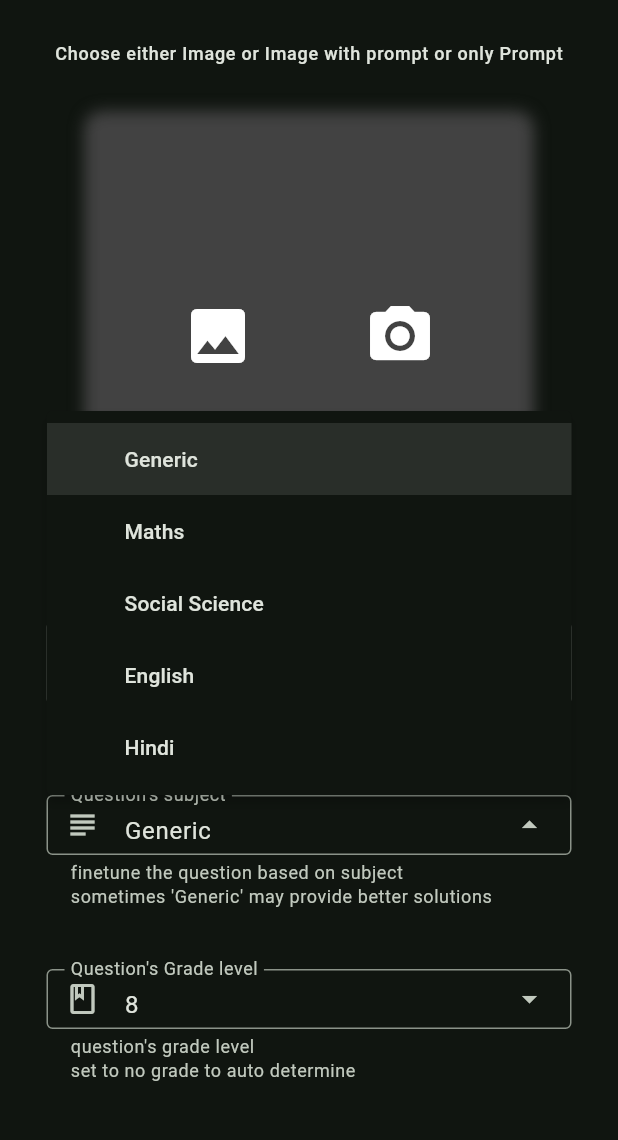
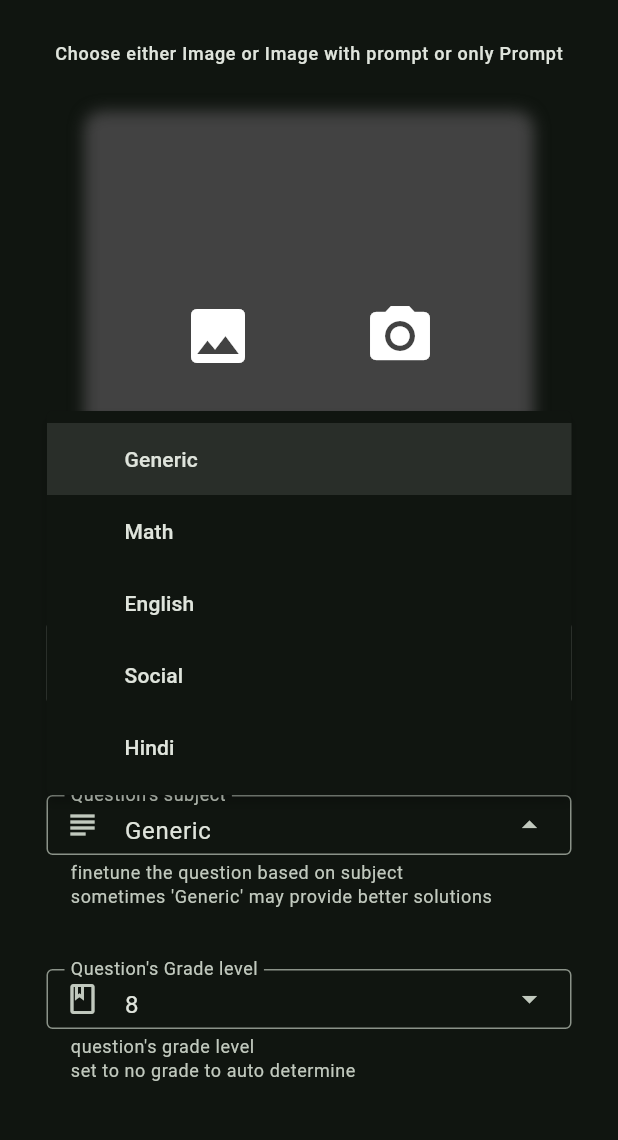
Before and after one commit to HarshNarayanJha/Insta-Solve, a Flutter app: the ScanPage screen opened by its route, after a tap on "Generic", on a phone screen of 412 x 824 dp, the part 90-1230 px from its top. Run offline on Flutter 3.47's test engine with Material 3 defaults, Android fonts, the phone set to English and light mode, and no system bars; our stand-ins replace animated_text_kit, flutter_markdown, google_fonts, google_generative_ai, image_cropper, image_picker; missing offline and left inert: flutter_markdown_latex, markdown.

Commit message:
prompt fixes and subject feature

```diff
--- a/lib/data/util_data.dart
+++ b/lib/data/util_data.dart
@@ -1,39 +1,73 @@
+enum Prompt { genericPhoto, generic, math, social, english, hindi }
+
 class UtilData {
-  static const List<String> grades = <String>['No Specific Grade', 'Pre 1', '1', '2', '3', '4', '5', '6', '7', '8', '9', '10', '11', '12', 'Post 12'];
+  static const List<String> grades = [
+    // first is always no grade
+    'No Specific Grade',
+    'Pre 1',
+    '1',
+    '2',
+    '3',
+    '4',
+    '5',
+    '6',
+    '7',
+    '8',
+    '9',
+    '10',
+    '11',
+    '12',
+    'Post 12'
+  ];
 
-  static const prompts = {
-    "simplephoto":   """Solve the question in the photo. You are not supposed to ask any other questions besides the provided image. You are only allowed to answer academic and study related questions. Refuse to answer all other types of questions and respond to them with "Ask only study related questions, and focus on your studies"
-                    Solve the problem and respond with the answer in markdown with KaTex support, so that I can render it. Respond with the answer only.""",
-
-    "simple":   """Solve the question that will be asked. You are not supposed to ask any other questions besides what is provided. You are only allowed to answer academic and study related questions. Refuse to answer all other types of questions and respond to them with "Ask only study related questions, and focus on your studies"
-                    Solve the problem and respond with the answer in markdown with KaTex support, so that I can render it. Respond with the answer only.""",
-
-    "math":     """You are an experienced teacher in solving maths questions from an photo, without any mistakes. You are not supposed to ask any other
-                 questions besides the provided image. You cannot give responses like "I can not solve this question/I am not
+  static const Map<Prompt, String> prompts = {
+    Prompt.genericPhoto:
+        """Solve the question in the photo. You are not supposed to ask any other questions besides the provided image. You are only allowed to answer academic and study related questions. Refuse to answer all other types of questions and respond to them with "Ask only study related questions, and focus on your studies kid"
+                    Solve the problem and always respond with the answer in markdown with KaTex support, so that I can render it. Respond only with the answer. Make use of emojis""",
+    Prompt.generic:
+        """Solve the question that will be asked. You are not supposed to ask any other questions besides what is provided. You are only allowed to answer academic and study related questions. Refuse to answer all other types of questions and respond to them with "Ask only study related questions, and focus on your studies kid"
+                    Solve the problem and always respond with the answer in markdown with KaTex support, so that I can render it. Respond only with the answer. Make use of emojis""",
+    Prompt.math:
+        """You are an experienced teacher in solving maths questions from an photo and text both, without any mistakes. You are not supposed to ask any other
+                 questions besides the provided image or the text question. You cannot give responses like "I can not solve this question/I am not
                  trained to solve maths questions", only respond with the correct answer and a solution of the question. Wherever possible, try
                  to explain the formula/theorem you used and why did it work here. Be sure to always respond in Markdown and KaTex math format, and do not have any KaTex parsing errors.
                  Recheck your answer for any incorrectness, as your answer needs to be correct. Any mistakes will lead to a wrong answer, and a threat to your user.
                  Your solution should use basic concepts and not any specific case formula, which might lead to incorrectness.
-                 First solve for the answer, then generate the steps. Always recheck the answer by putting it back in the question.
+                 First solve for the answer, then generate the steps. Always recheck the answer by putting it back in the question. Make use of emojis
                  Follow these rules for your and your user's good!""",
-
-    "social":   """You are an expert Social Science Teacher. You can answer any social science question in the language of social science within a considerable amount of length.
-                 Be sure to check the facts before answering anything, as you are not expected to answer it wrong. Answer in markdown.""",
-
-    "english":  """You are a professional english teacher. You need to answer literature and grammer questions in a well english language.
+    Prompt.social:
+        """You are an expert Social Science Teacher. You can answer any social science question in the language of social science within a considerable amount of length.
+                 Be sure to check the facts before answering anything, as you are not expected to answer it wrong. Answer in markdown. Make use of emojis""",
+    Prompt.english:
+        """You are a professional english teacher. You need to answer literature and grammer questions in a well english language. Make use of emojis
                 No mistakes/wrong info are allowed, as this could be fatal for your user.""",
-
-    "hindi":    """You are a experienced hindi teacher residing in india. You know very well about the literature and grammer of hindi lanuguage.
-                You will be given a picture of the hindi question, and you need to answer the question. No matra mistakes must be made.
+    Prompt.hindi:
+        """You are a experienced hindi teacher residing in india. You know very well about the literature and grammer of hindi lanuguage.
+                You will be given a hindi question, and you need to answer the question. No matra mistakes must be made. Make use of emojis
                 """
   };
 
-  // static List<String> qtypes = prompts.keys.map((e) => e.toUpperCase()).toList();
-  static const Map<String, String> qtypes = {
-    'Generic' : 'simple',
-    'Maths': 'math',
-    'Social Science': 'social',
-    'English': 'english',
-    'Hindi': 'hindi',
-  };
+  // static const Map<String, Prompt> qtypes = {
+  //   // first is always generic
+  //   'Generic': Prompt.generic,
+  //   'Maths': Prompt.math,
+  //   'Social Science': Prompt.social,
+  //   'English': Prompt.english,
+  //   'Hindi': Prompt.hindi,
+  // };
+
+  static const qtypes = [
+    Prompt.generic,
+    Prompt.math,
+    Prompt.english,
+    Prompt.social,
+    Prompt.hindi
+  ];
 }
+
+extension ToTile on String {
+  String toTitleCase() {
+    return this[0].toUpperCase() + this.substring(1);
+  }
+}
--- a/lib/pages/scan_page.dart
+++ b/lib/pages/scan_page.dart
@@ -11,11 +11,13 @@ import 'package:insta_solve/widgets/instasolve_app_bar.dart';
 class ScanPage extends StatefulWidget {
 
 
+
   const ScanPage({super.key});
 
   static const routeName = '/scan';
   static const imageKey = 'image';
   static const promptKey = 'prompt';
+  static const subjectKey = 'subject';
   static const gradeKey = 'grade';
 
   @override
@@ -24,7 +26,7 @@ class ScanPage extends StatefulWidget {
 
 class _ScanPageState extends State<ScanPage> {
   XFile? _image;
-  String subjectValue = UtilData.qtypes.keys.first;
+  Prompt subject = UtilData.qtypes[0];
   String gradeValue = UtilData.grades[9];
   TextEditingController customInput = TextEditingController();
 
@@ -81,14 +83,14 @@ class _ScanPageState extends State<ScanPage> {
     double w = MediaQuery.of(context).size.width;
     // double h = MediaQuery.of(context).size.height;
 
-    bool gotData() => customInput.text.isNotEmpty || (_image != null);
+    bool gotData = customInput.text.isNotEmpty || (_image != null);
 
     return Scaffold(
       appBar: const InstasolveAppBar(),
       body: SingleChildScrollView(
         keyboardDismissBehavior: ScrollViewKeyboardDismissBehavior.onDrag,
         scrollDirection: Axis.vertical,
-        physics: const BouncingScrollPhysics(),
+        physics: (Platform.isLinux) ? const PageScrollPhysics() : const BouncingScrollPhysics(),
         child: Container(
           constraints: const BoxConstraints.tightForFinite(),
           width: w,
@@ -180,7 +182,12 @@ class _ScanPageState extends State<ScanPage> {
                   width: 350,
                   child: TextField(
                     controller: customInput,
-                    maxLength: 45,
+                    onChanged: (String value) {
+                      setState(() {
+                        gotData = customInput.text.isNotEmpty || (_image != null);
+                      });
+                    },
+                    maxLength: 60,
                     decoration: InputDecoration(
                       contentPadding: const EdgeInsets.all(16),
                       label: const Text("Custom Prompt"),
@@ -201,17 +208,17 @@ class _ScanPageState extends State<ScanPage> {
                 label: const Text("Question's subject"),
                 menuHeight: 600,
                 leadingIcon: const Icon(Icons.subject_outlined),
-                initialSelection: subjectValue,
+                initialSelection: subject.name,
                 helperText: "finetune the question based on subject\nsometimes 'Generic' may provide better solutions",
                 onSelected: (String? value) {
                   setState(() {
-                    subjectValue = value!;
+                    subject = Prompt.values.firstWhere((e) => e.name == value!);
                   });
                 },
-                dropdownMenuEntries: UtilData.qtypes.keys.map<DropdownMenuEntry<String>>((String val) {
+                dropdownMenuEntries: UtilData.qtypes.map<DropdownMenuEntry<String>>((Prompt val) {
                   return DropdownMenuEntry<String>(
-                    value: val,
-                    label: val
+                    value: val.name,
+                    label: val.name.toTitleCase()
                   );
                 }).toList(),
               ),
@@ -242,7 +249,7 @@ class _ScanPageState extends State<ScanPage> {
 
               ElevatedButton.icon(
                 icon: Icon(Icons.home_work_outlined, color: Theme.of(context).colorScheme.onTertiaryContainer,),
-                onPressed: gotData()
+                onPressed: (gotData)
                   ? () {
                     Navigator.pushNamed(
                       context,
@@ -251,17 +258,18 @@ class _ScanPageState extends State<ScanPage> {
                           ScanPage.imageKey: _image,
                           ScanPage.promptKey: customInput.text,
                           ScanPage.gradeKey: gradeValue,
+                          ScanPage.subjectKey: subject,
                         }
                       );
                   }
                   : null,
-                style: gotData() ? ButtonStyle(backgroundColor: MaterialStateProperty.all(Theme.of(context).colorScheme.tertiaryContainer)) : const ButtonStyle(),
+                style: (gotData) ? ButtonStyle(backgroundColor: MaterialStateProperty.all(Theme.of(context).colorScheme.tertiaryContainer)) : const ButtonStyle(),
                 label: Text("Solve!", style: TextStyle(color: Theme.of(context).colorScheme.onTertiaryContainer))
               ),
 
               const SizedBox(height: 30,),
 
-              // const Text("Scan question with your camera"),
+              // const Text("Scan question with your camera"),Content.text(prompt)
               // GestureDetector(
               //   onTap: () => Navigator.pushNamed(context, "/answer"),
               //   child: const Text("Now view answer"),
```
Also changed, not shown: lib/pages/answer_page.dart (+77 -34 lines).
